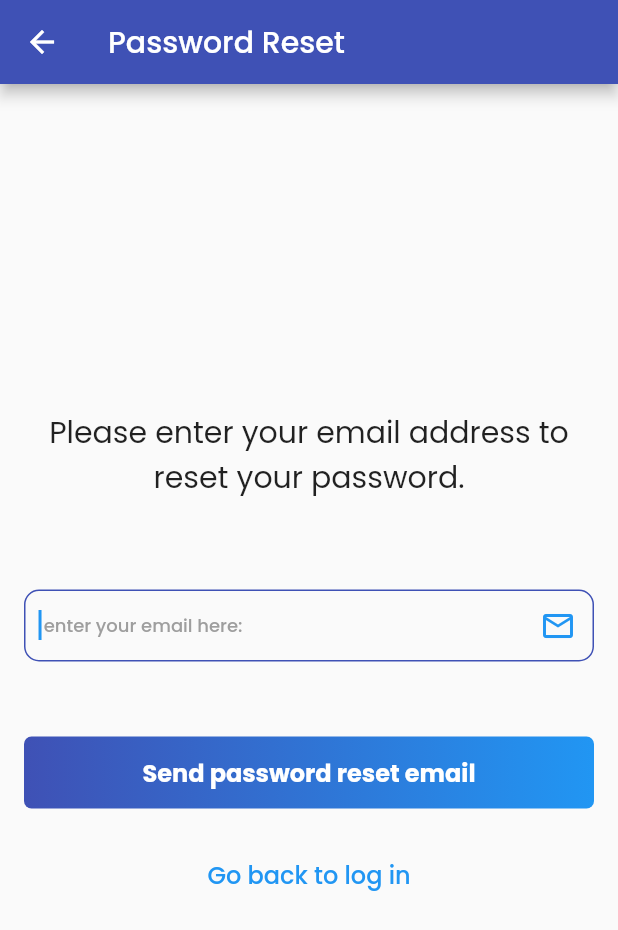
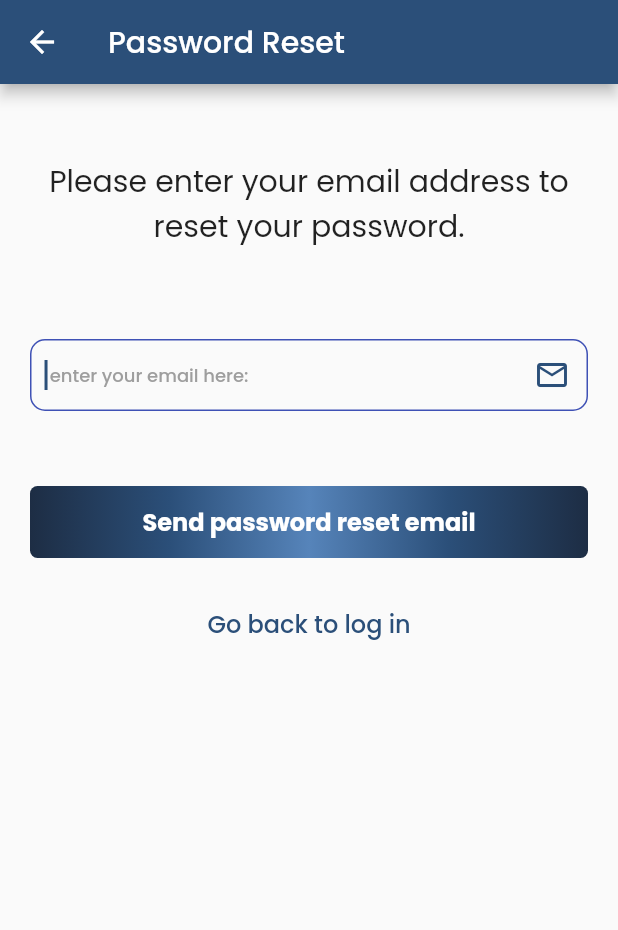
Before and after one commit to amirovsunnat/mynotes, a Flutter app: the SendPasswordResetEmailScreen screen opened directly, after a tap on "Go back to log in", on a phone screen of 412 x 824 dp. Shown: the top 930 px of the screen. Run offline on Flutter 3.47's test engine with Material 2 defaults, Android fonts, the phone set to English and light mode, and no system bars; our stand-ins replace animated_splash_screen, another_flushbar, bloc, cloud_firestore, equatable, firebase_auth and 4 more; missing offline and left inert: share_extend; accounts and stored records are empty; generated files the repository leaves out were written again; network calls fail.

```diff
--- a/lib/screens/auth_screen.dart
+++ b/lib/screens/auth_screen.dart
@@ -532,7 +532,7 @@ class _AuthenticationScreenState extends State<AuthenticationScreen> {
     Color.fromRGBO(43, 79, 121, 1), // A vibrant blue (repeated)
     Color.fromRGBO(29, 45, 68, 1),  // A deep navy blue (repeated)
   ],
-)
+),
 
                                     ),
                                     child: ElevatedButton(
--- a/lib/screens/notes/create_update_note.dart
+++ b/lib/screens/notes/create_update_note.dart
@@ -97,7 +97,7 @@ class _CreateUpdateNoteScreenState extends State<CreateUpdateNoteScreen> {
             onPressed: () {
               Navigator.of(context).pop();
             },
-            icon: const Icon(Icons.arrow_back_rounded, size: 20,)),
+            icon: const Icon(Icons.arrow_back_rounded, size: 24,)),
         title: Text(
           "Add New Notes",
           style: GoogleFonts.poppins(),
@@ -112,7 +112,7 @@ class _CreateUpdateNoteScreenState extends State<CreateUpdateNoteScreen> {
                 ShareExtend.share(text, "text", sharePanelTitle: "My note");
               }
             },
-            icon: const Icon(Icons.share, size: 20,),
+            icon: const Icon(Icons.share, size: 24,),
           ),
         ],
       ),
@@ -125,6 +125,7 @@ class _CreateUpdateNoteScreenState extends State<CreateUpdateNoteScreen> {
               return Padding(
                 padding: const EdgeInsets.all(15),
                 child: TextField(
+                  cursorColor: const Color.fromRGBO(43, 79, 121, 1),
                   style: GoogleFonts.poppins(fontSize: 18),
                   controller: _textController,
                   keyboardType: TextInputType.multiline,
--- a/lib/screens/send_password_reset_email_screen.dart
+++ b/lib/screens/send_password_reset_email_screen.dart
@@ -1,11 +1,10 @@
-import 'package:another_flushbar/flushbar.dart';
 import 'package:flutter/material.dart';
 import 'package:flutter_bloc/flutter_bloc.dart';
 import 'package:google_fonts/google_fonts.dart';
 import 'package:mynotes/services/auth/bloc/auht_bloc.dart';
 import 'package:mynotes/services/auth/bloc/auth_event.dart';
 import 'package:mynotes/services/auth/bloc/auth_state.dart';
-import 'package:mynotes/utilities/dialogs/generic_dialog.dart';
+import 'package:mynotes/utilities/dialogs/error_message_dialog.dart';
 import 'package:mynotes/utilities/dialogs/send_password_reset_email_dialog.dart';
 
 class SendPasswordResetEmailScreen extends StatefulWidget {
@@ -39,16 +38,17 @@ class _SendPasswordResetEmailScreenState extends State<SendPasswordResetEmailScr
           await showSendPasswordResetEmailDialog(context);
         }
         if (state.exception.toString() == "firebase_auth/invalid-email"){
-          Flushbar(
-              message: "Please enter your email first.",
-              duration: const Duration(seconds: 3),
-              messageColor: Colors.white,
-              backgroundColor: Colors.indigo,
-            ).show(context);
-        } else if (state.exception.toString() == "firebase_auth/user-not-found"){
-          await showGenericCustomDialog(context: context, title: "Cannot send password reset", content: "Please sign up first.", optionsBuilder: ()=>{
-            "OK":null,
-          });
+          return await showErrorMessageDialog(context);
+        //   Flushbar(
+        //       message: "Please enter your email first.",
+        //       duration: const Duration(seconds: 3),
+        //       messageColor: Colors.white,
+        //       backgroundColor: Colors.indigo,
+        //     ).show(context);
+        // } else if (state.exception.toString() == "firebase_auth/user-not-found"){
+        //   await showGenericCustomDialog(context: context, title: "Cannot send password reset", content: "Please sign up first.", optionsBuilder: ()=>{
+        //     "OK":null,
+        //   });
           // Flushbar(
           //     message: "You do not sign up. Please register an account first.",
           //     duration: const Duration(seconds: 3),
@@ -59,19 +59,18 @@ class _SendPasswordResetEmailScreenState extends State<SendPasswordResetEmailScr
       }
     },
     child: Scaffold(
-      appBar: AppBar( backgroundColor: Colors.indigo,
+  backgroundColor: Colors.blue[40],
+      appBar: AppBar( backgroundColor: const Color.fromRGBO(43, 79, 121, 1),
         title: Text("Password Reset", style: GoogleFonts.poppins(), ),
       ),
-      body: Padding(padding: const EdgeInsets.all(16,), child: Column(
-        mainAxisAlignment: MainAxisAlignment.center,
-
+      body: Padding(padding: const EdgeInsets.only(top: 50, left: 20, right: 20,), child: Column(
         children: [
           Text("Please enter your email address to reset your password.", textAlign: TextAlign.center,style: GoogleFonts.poppins(
             fontSize: 20,
-
           ),),
-          const SizedBox(height: 60,),
+          const SizedBox(height: 60),
           TextField(
+            cursorColor: const Color.fromRGBO(43, 79, 121, 1),
             controller: _controller,
             autocorrect: false,
             keyboardType: TextInputType.emailAddress,
@@ -79,7 +78,7 @@ class _SendPasswordResetEmailScreenState extends State<SendPasswordResetEmailScr
             decoration: InputDecoration(
                                       suffixIcon: const Icon(
                                         Icons.email_outlined,
-
+                                        color:  Color.fromRGBO(43, 79, 121, 1),
                                       ),
                                       hintText: " enter your email here:",
                                       hintStyle: GoogleFonts.poppins(
@@ -100,22 +99,25 @@ class _SendPasswordResetEmailScreenState extends State<SendPasswordResetEmailScr
                                     ),
                                     style: GoogleFonts.poppins(
                                       color: Colors.black,
-                                      fontSize: 14,
-
+                                      fontSize: 14,                                                              ),
                                     ),
-          ),
-          const SizedBox(height: 50,),
-          Container(
+                                    const SizedBox(height: 50,),
+                                    Container(
                                     width: double.infinity,
                                     decoration: const BoxDecoration(
                                       borderRadius:
                                           BorderRadius.all(Radius.circular(5)),
                                       gradient: LinearGradient(
-                                        colors: [
-                                          Colors.indigo,
-                                          Colors.blue,
-                                        ],
-                                      ),
+                                    begin: AlignmentDirectional.centerStart,
+                                    end: Alignment.centerRight,
+                                    colors: [
+                                      Color.fromRGBO(29, 45, 68, 1),  // A deep navy blue
+                                      Color.fromRGBO(43, 79, 121, 1), // A vibrant blue
+                                      Color.fromRGBO(86, 132, 186, 1), // A lighter blue
+                                      Color.fromRGBO(43, 79, 121, 1), // A vibrant blue (repeated)
+                                      Color.fromRGBO(29, 45, 68, 1),  // A deep navy blue (repeated)
+                                    ],
+                                  ),
                                     ),
                                     child: ElevatedButton(
                                       onPressed: () async{
@@ -136,7 +138,7 @@ class _SendPasswordResetEmailScreenState extends State<SendPasswordResetEmailScr
                                   const SizedBox(height: 20,),
                                   TextButton(onPressed: (){
                                     context.read<AuthBloc>().add(const AuthEventLogOut());
-                                  }, child:  Text("Go back to log in", style: GoogleFonts.poppins(fontSize: 16),),),
+                                  }, child:  Text("Go back to log in", style: GoogleFonts.poppins(fontSize: 16, color: const Color.fromRGBO(43, 79, 121, 1)),),),
         ],
       ),),
     ),);
--- a/pubspec.yaml
+++ b/pubspec.yaml
@@ -52,6 +52,7 @@ dependencies:
   flutter_bloc: ^8.1.3
   equatable: ^2.0.5
   flutter_launcher_icons: ^0.13.1
+  animated_splash_screen: ^1.3.0
 
 dev_dependencies:
   flutter_test:
```
Also changed, not shown: lib/main.dart (+7 -2 lines), lib/screens/notes/notes_list.dart (+18 -3 lines), lib/screens/notes/notes_screen.dart (+6 -1 lines), lib/utilities/dialogs/error_message_dialog.dart (added, +13 -0 lines), pubspec.lock, 7 other files.
